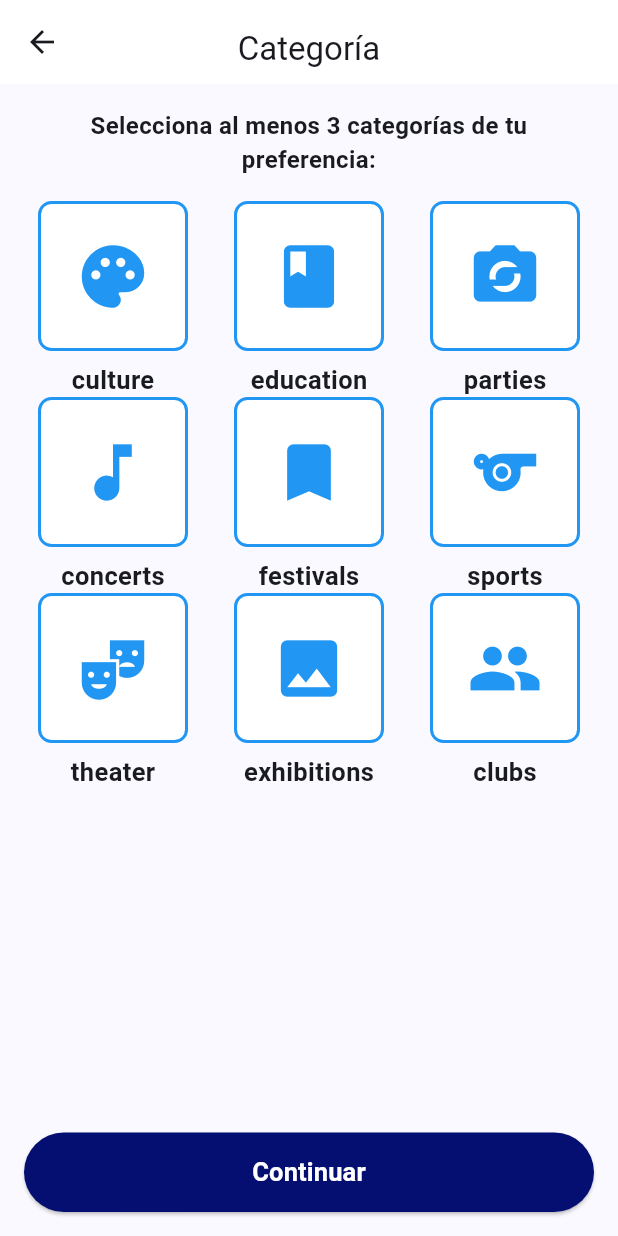
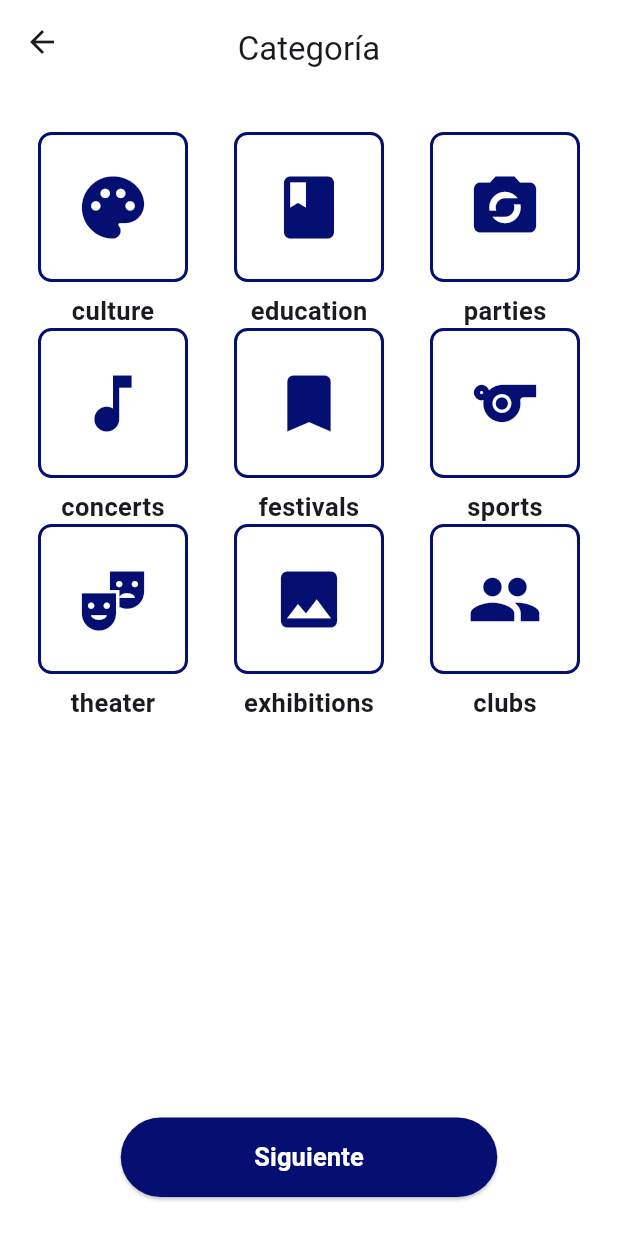
Before and after one commit to valeraruggierotesisucv/flutter-app, a Flutter app: the ChooseCategoriesView screen opened directly with empty values, on a phone screen of 412 x 824 dp. Run offline on Flutter 3.47's test engine with Material 3 defaults, Android fonts, the phone set to English and light mode, and no system bars; our stand-ins replace audioplayers, file_picker, flutter_dotenv, image_picker, supabase_flutter, table_calendar; accounts and stored records are empty; generated files the repository leaves out were written again; network calls fail.

Commit message:
category fixed

```diff
--- a/lib/views/choose_category_view.dart
+++ b/lib/views/choose_category_view.dart
@@ -32,16 +32,12 @@ class ChooseCategoriesView extends StatelessWidget {
 
     return Scaffold(
       appBar: AppHeader(title: "Categoría", goBack: () { onStepChanged(StepsEnum.defaultStep);}),
+      backgroundColor: Colors.white,
       body: Padding(
         padding: const EdgeInsets.all(16.0),
         child: Column(
           crossAxisAlignment: CrossAxisAlignment.stretch,
           children: [
-            const Text(
-              "Selecciona al menos 3 categorías de tu preferencia:",
-              textAlign: TextAlign.center,
-              style: TextStyle(fontSize: 16, fontWeight: FontWeight.bold),
-            ),
             const SizedBox(height: 16),
             Expanded(
               child: GridView.builder(
@@ -66,12 +62,19 @@ class ChooseCategoriesView extends StatelessWidget {
               ),
             ),
             const SizedBox(height: 16),
-            CustomButton(
-              label: "Continuar",
-              onPress: () {
-                onStepChanged(StepsEnum.defaultStep);
-              },
+            Align(
+            child: Padding(
+              padding: const EdgeInsets.only(bottom: 10),
+              child: CustomButton(
+                label:
+                    "Siguiente", // Cambia esto por la traducción correspondiente
+                onPress: () {
+                  onStepChanged(
+                      StepsEnum.defaultStep); // Llama al callback
+                },
+              ),
             ),
+          )
           ],
         ),
       ),
--- a/lib/widgets/category_button.dart
+++ b/lib/widgets/category_button.dart
@@ -30,16 +30,16 @@ class _CategoryButtonState extends State<CategoryButton> {
         height: 100,
         width: 100,
         decoration: BoxDecoration(
-          color: isSelected ? Colors.blue : Colors.white,
+          color: isSelected ? Color(0xFF050F71) : Colors.white,
           borderRadius: BorderRadius.circular(9),
-          border: Border.all(color:  Colors.blue, width: 2),
+          border: Border.all(color: Color(0xFF050F71), width: 2),
         ),
         child: IconButton(onPressed: () => {
           setState(() {
             isSelected = !isSelected;
           }),
           widget.onPress(widget.category, widget.categoryId)
-        }, icon: Icon(widget.icon, color: isSelected ? Colors.white : Colors.blue, size: 50,)),
+        }, icon: Icon(widget.icon, color: isSelected ? Colors.white : Color(0xFF050F71), size: 50,)),
       ),
       Text(widget.category, style: const TextStyle(fontSize: 17, fontWeight: FontWeight.bold),),
     ],);
```
